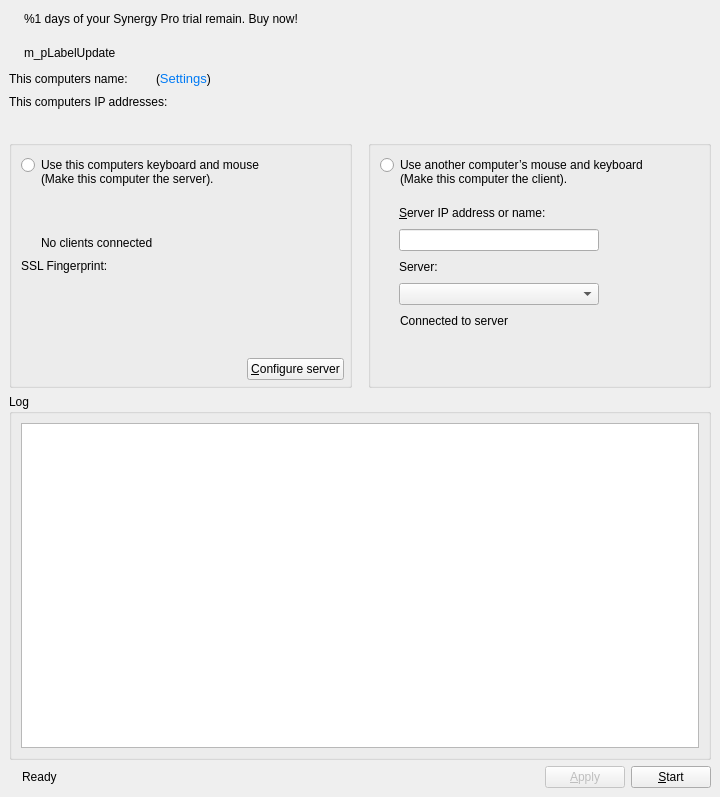
Before: the Qt Designer form src/gui/src/MainWindowBase.ui in deskflow/deskflow, drawn with Qt 5.
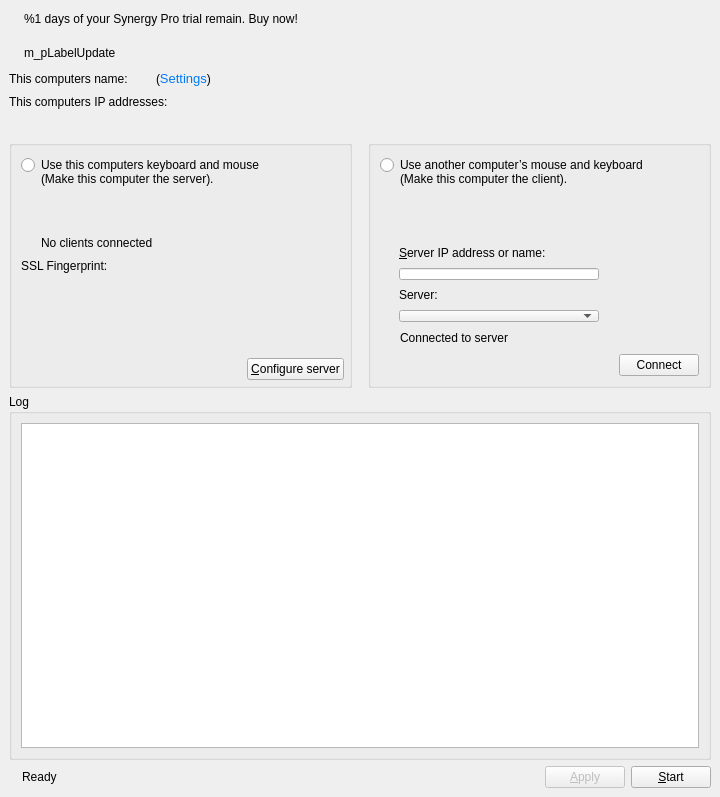
After: the same form once the commit is applied. Icons and pictures are not drawn. Custom widgets are drawn as their Qt base class.

Commit message: SYNERGY-799 Button connect has been added

```diff
--- a/src/gui/src/MainWindowBase.ui
+++ b/src/gui/src/MainWindowBase.ui
@@ -635,6 +635,22 @@
             </property>
            </widget>
           </item>
+          <item>
+           <spacer name="verticalSpacer_4">
+            <property name="orientation">
+             <enum>Qt::Vertical</enum>
+            </property>
+            <property name="sizeType">
+             <enum>QSizePolicy::Minimum</enum>
+            </property>
+            <property name="sizeHint" stdset="0">
+             <size>
+              <width>20</width>
+              <height>40</height>
+             </size>
+            </property>
+           </spacer>
+          </item>
           <item>
            <layout class="QVBoxLayout" name="verticalLayout_3">
             <property name="leftMargin">
@@ -719,7 +735,7 @@
              <enum>Qt::Vertical</enum>
             </property>
             <property name="sizeType">
-             <enum>QSizePolicy::MinimumExpanding</enum>
+             <enum>QSizePolicy::Expanding</enum>
             </property>
             <property name="sizeHint" stdset="0">
              <size>
@@ -729,6 +745,33 @@
             </property>
            </spacer>
           </item>
+          <item>
+           <layout class="QHBoxLayout" name="horizontalLayout_9">
+            <property name="topMargin">
+             <number>0</number>
+            </property>
+            <item>
+             <spacer name="horizontalSpacer_2">
+              <property name="orientation">
+               <enum>Qt::Horizontal</enum>
+              </property>
+              <property name="sizeHint" stdset="0">
+               <size>
+                <width>40</width>
+                <height>20</height>
+               </size>
+              </property>
+             </spacer>
+            </item>
+            <item>
+             <widget class="QPushButton" name="m_pButtonConnect">
+              <property name="text">
+               <string>Connect</string>
+              </property>
+             </widget>
+            </item>
+           </layout>
+          </item>
          </layout>
         </widget>
        </item>
```
The commit also changes 2 other files.
